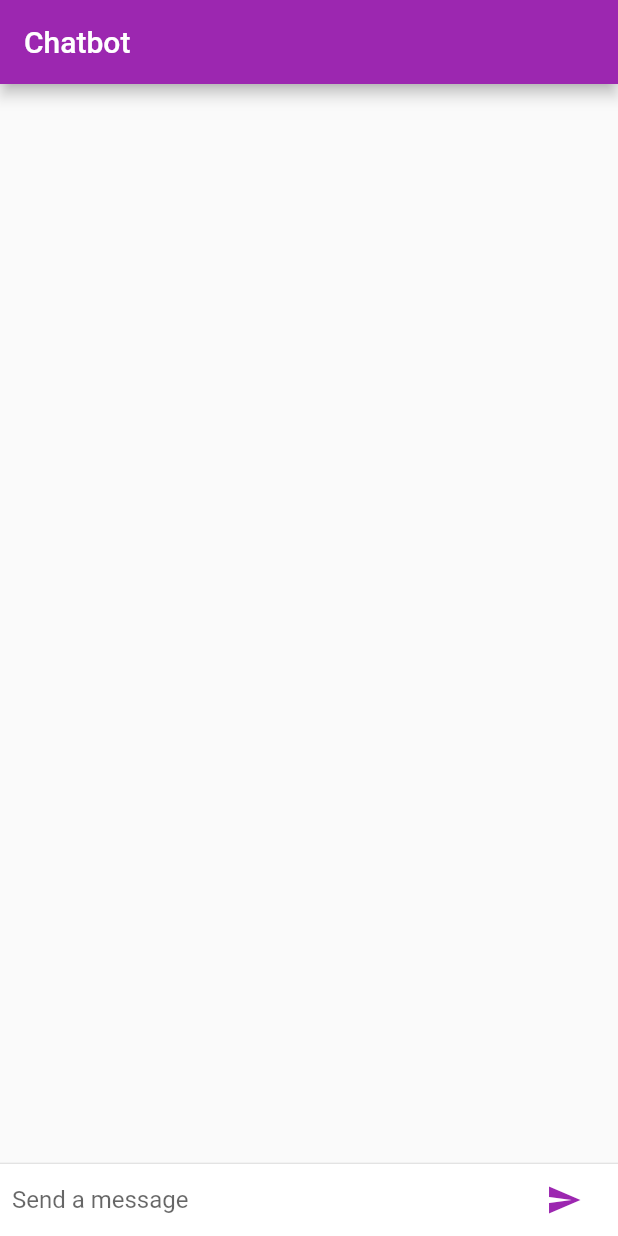
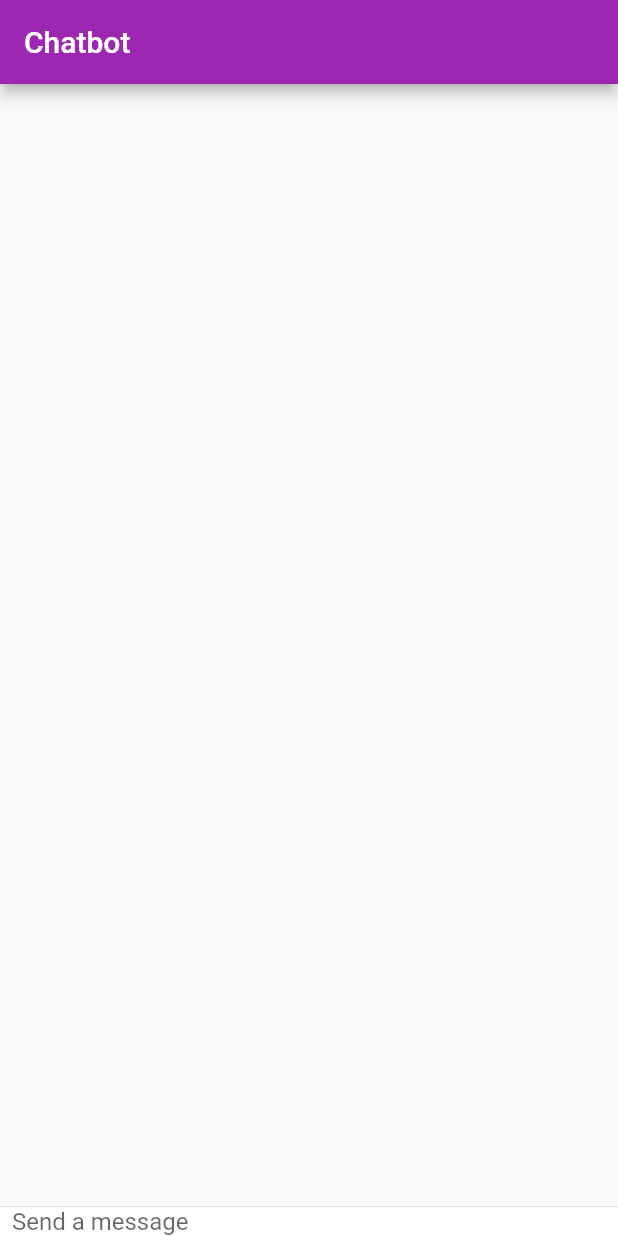
Before and after one commit to reham611/chatgpt, a Flutter app: the screen it shows after launch, on a phone screen of 412 x 824 dp. Run offline on Flutter 3.47's test engine with Material 2 defaults, Android fonts, the phone set to English and light mode, and no system bars.

Commit message:
look , no icon

```diff
--- a/chatgpt/chatgpt/lib/main.dart
+++ b/chatgpt/chatgpt/lib/main.dart
@@ -113,11 +113,6 @@ class _ChatbotScreenState extends State<ChatbotScreen> {
                     InputDecoration.collapsed(hintText: 'Send a message'),
               ),
             ),
-            Container(
-              margin: EdgeInsets.symmetric(horizontal: 4.0),
-              child: IconButton(
-                  icon: Icon(Icons.send), onPressed: () => _sendMessage()),
-            ),
           ],
         ),
       ),
```
